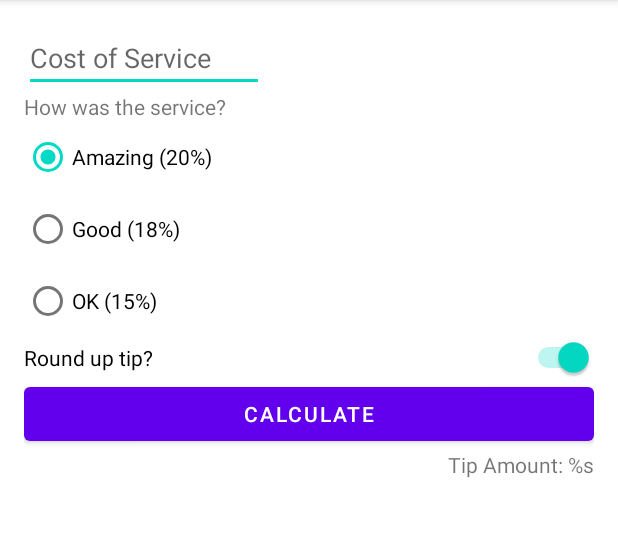
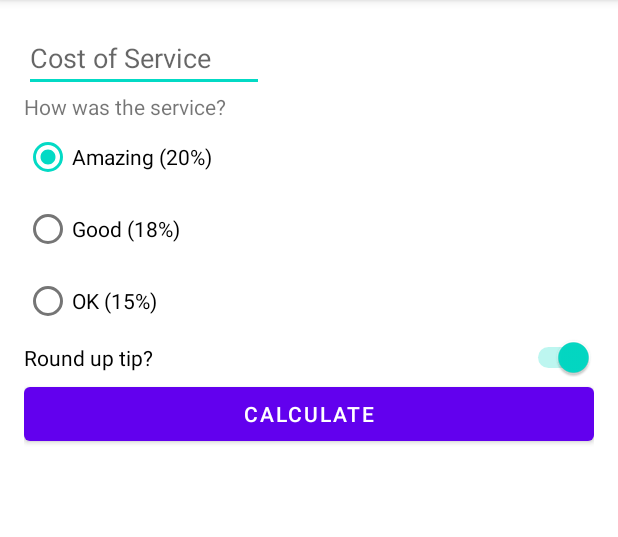
Before and after one commit to Malfor/Codelab_Tip_Calculator, an Android app: the screen it shows after launch (MainActivity), on a phone screen of 412 x 824 dp, the part 84-621 px from its top. Run offline under Robolectric (Android 15) with nearby library versions, the phone set to English and light mode, and no system bars.

Commit message:
Se modifica vista para quitar texto que no debe ser visible al usuario

```diff
--- a/app/src/main/res/layout/activity_main.xml
+++ b/app/src/main/res/layout/activity_main.xml
@@ -77,7 +77,7 @@
         android:id="@+id/tip_result"
         android:layout_width="0dp"
         android:layout_height="wrap_content"
-        android:text="@string/tip_amount"
+        tools:text="Tip Amount: $10"
         app:layout_constraintEnd_toEndOf="parent"
         app:layout_constraintTop_toBottomOf="@id/calculate_button" />
 
```
